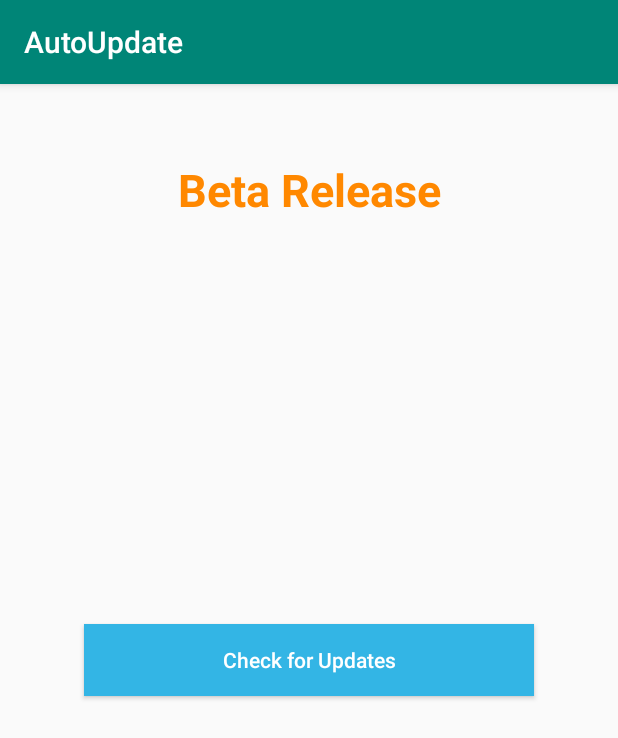
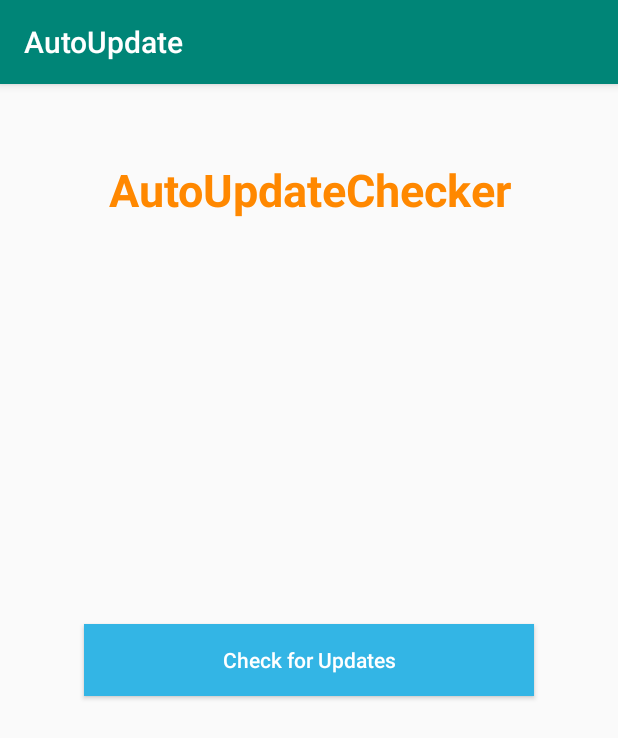
Before and after one commit to muhammadashfaq/AutoUpdate, an Android app: the screen it shows after launch (MainActivity), on a phone screen of 412 x 824 dp. Shown: the top 738 px of the screen. Run offline under Robolectric (Android 15) with nearby library versions, the phone set to English and light mode, and no system bars; libraries missing offline, so code that uses them is left out: com.github.javiersantos.appupdater.

Commit message:
second Release

```diff
--- a/app/build.gradle
+++ b/app/build.gradle
@@ -7,8 +7,8 @@ android {
         applicationId "com.techndevs.autoupdate"
         minSdkVersion 15
         targetSdkVersion 29
-        versionCode 1
-        versionName "1.0"
+        versionCode 2
+        versionName "1.1"
         testInstrumentationRunner "androidx.test.runner.AndroidJUnitRunner"
     }
     buildTypes {
--- a/app/src/main/res/layout/activity_main.xml
+++ b/app/src/main/res/layout/activity_main.xml
@@ -10,12 +10,12 @@
     <TextView
         android:layout_width="match_parent"
         android:layout_height="wrap_content"
-        android:text="Beta Release"
+        android:layout_marginTop="50dp"
+        android:text="AutoUpdateChecker"
         android:textAlignment="center"
+        android:textColor="@android:color/holo_orange_dark"
         android:textSize="30sp"
-        android:layout_marginTop="50dp"
-        android:textStyle="bold"
-        android:textColor="@android:color/holo_orange_dark"/>
+        android:textStyle="bold" />
 
 
     <Button
```
Also changed, not shown: 2 other files.
